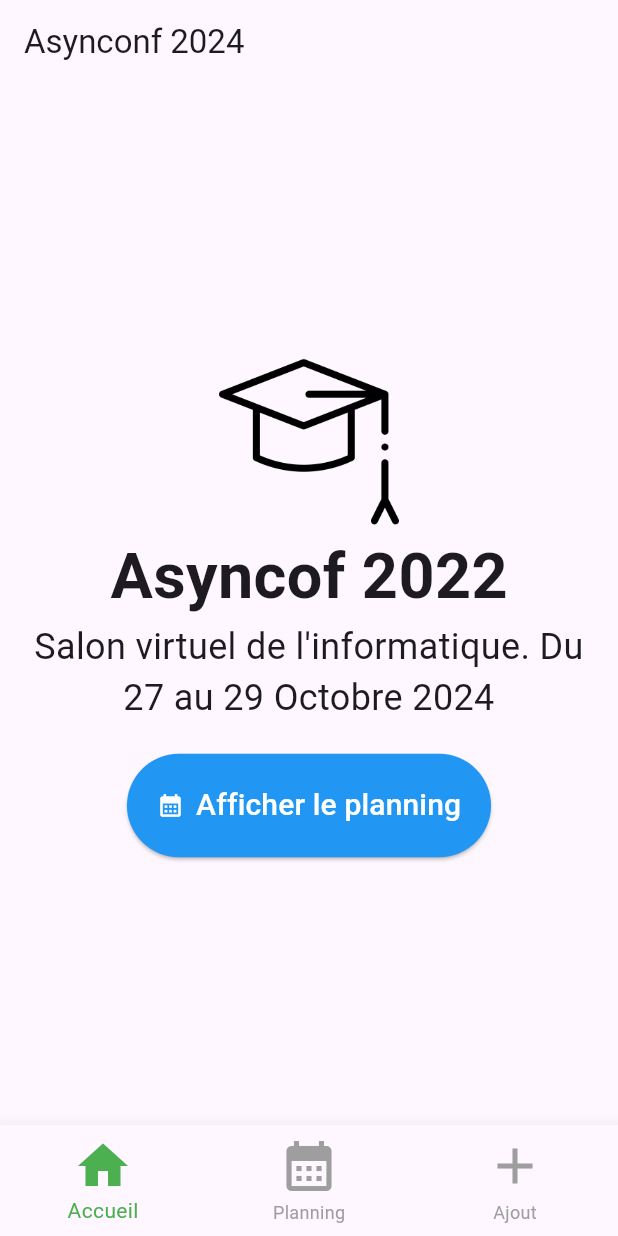
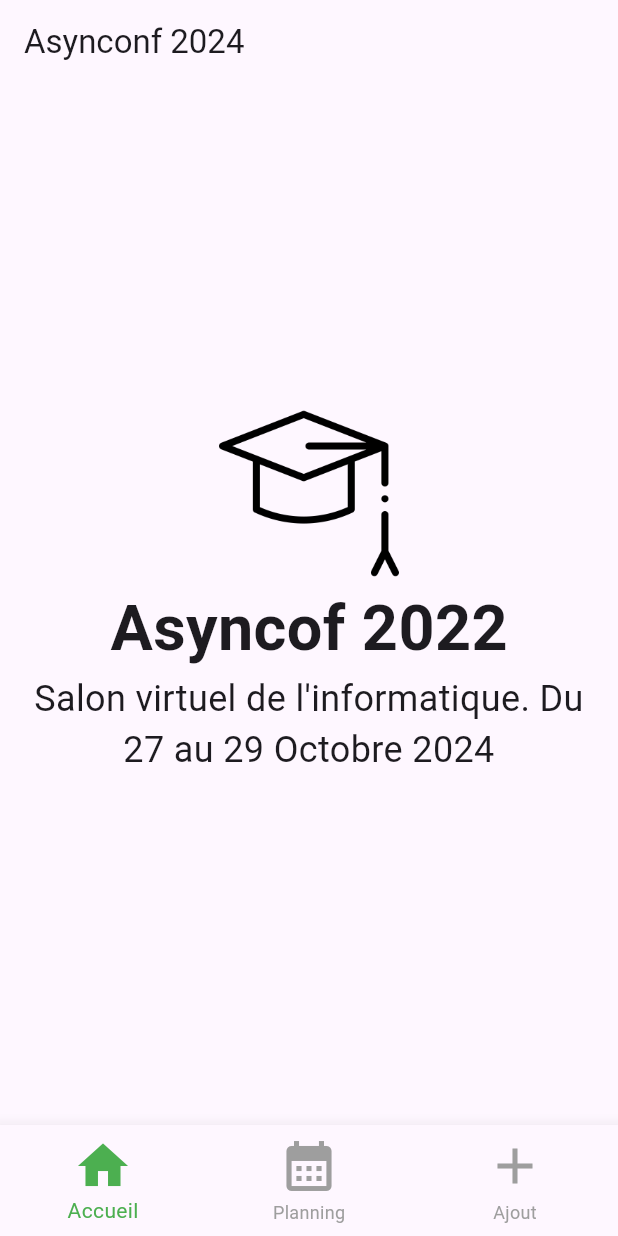
Before and after one commit to jeannotds/asynconf-flutter, a Flutter app: the screen it shows after launch, on a phone screen of 412 x 824 dp. Run offline on Flutter 3.47's test engine with Material 3 defaults, Android fonts, the phone set to English and light mode, and no system bars.

Commit message:
remove button elevated page

```diff
--- a/lib/pages/home_page.dart
+++ b/lib/pages/home_page.dart
@@ -29,23 +29,23 @@ class HomePage extends StatelessWidget {
                 textAlign: TextAlign.center,
               ),
               const Padding(padding: EdgeInsets.only(top: 20)),
-              ElevatedButton.icon(
-                style: const ButtonStyle(
-                    backgroundColor: WidgetStatePropertyAll(Colors.blue),
-                    foregroundColor: WidgetStatePropertyAll(Colors.white),
-                    padding: WidgetStatePropertyAll(EdgeInsets.all(20))),
-                onPressed: () {
-                  Navigator.push(
-                      context,
-                      MaterialPageRoute(
-                          builder: (context) => const EventPage()));
-                },
-                icon: const Icon(Icons.calendar_month),
-                label: const Text(
-                  "Afficher le planning",
-                  style: TextStyle(fontSize: 20),
-                ),
-              )
+              // ElevatedButton.icon(
+              //   style: const ButtonStyle(
+              //       backgroundColor: WidgetStatePropertyAll(Colors.blue),
+              //       foregroundColor: WidgetStatePropertyAll(Colors.white),
+              //       padding: WidgetStatePropertyAll(EdgeInsets.all(20))),
+              //   onPressed: () {
+              //     Navigator.push(
+              //         context,
+              //         MaterialPageRoute(
+              //             builder: (context) => const EventPage()));
+              //   },
+              //   icon: const Icon(Icons.calendar_month),
+              //   label: const Text(
+              //     "Afficher le planning",
+              //     style: TextStyle(fontSize: 20),
+              //   ),
+              // )
             ],
           )),
     );
```
